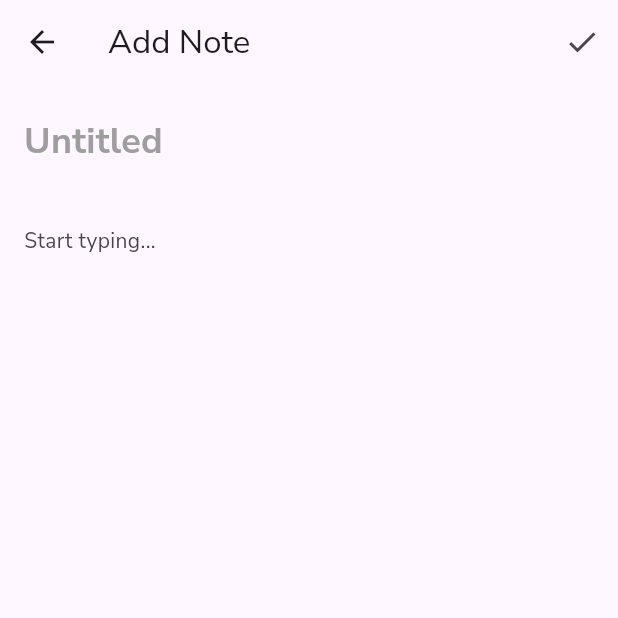
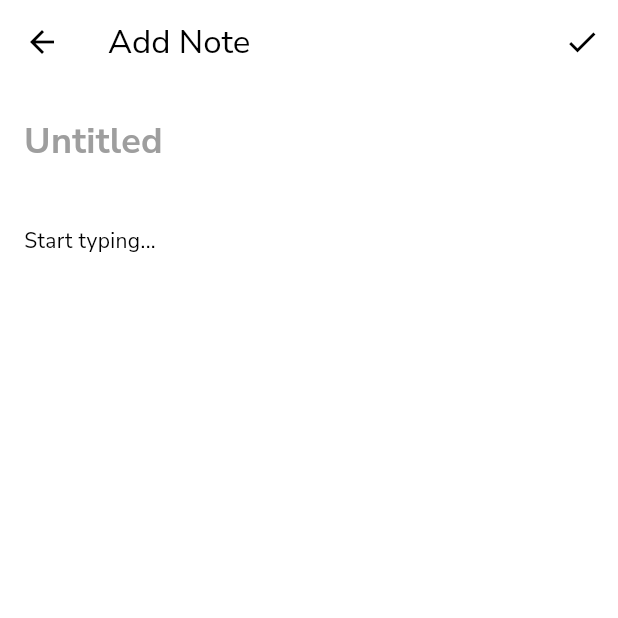
Before and after one commit to uzifauzi/Notes-App, a Flutter app: the screen it shows after launch, after a tap on the "add" icon, on a phone screen of 412 x 824 dp, the top half of it. Run offline on Flutter 3.47's test engine with Material 3 defaults, Android fonts, the phone set to English and light mode, and no system bars; our stand-ins replace flutter_riverpod, go_router, google_fonts, hive, hive_flutter; accounts and stored records are empty.

Commit message:
feat: setup for dark theme

```diff
--- a/lib/main.dart
+++ b/lib/main.dart
@@ -1,7 +1,7 @@
 import 'package:flutter/material.dart';
 import 'package:flutter_riverpod/flutter_riverpod.dart';
 import 'package:notes_app/routes/router.dart';
-import 'package:notes_app/themes/text_theme.dart';
+import 'package:notes_app/themes/theme.dart';
 
 import 'services/note_boxes.dart';
 
@@ -19,11 +19,8 @@ class MyApp extends StatelessWidget {
     return MaterialApp.router(
       routerConfig: router,
       title: 'Notely',
-      theme: ThemeData(
-        colorScheme: ColorScheme.fromSeed(seedColor: Colors.deepPurple),
-        useMaterial3: true,
-        textTheme: myTextTheme,
-      ),
+      theme: lightMode,
+      darkTheme: darkMode,
     );
   }
 }
--- a/lib/screens/home_page.dart
+++ b/lib/screens/home_page.dart
@@ -18,7 +18,7 @@ class HomePage extends ConsumerWidget {
         FocusScope.of(context).unfocus();
       },
       child: Scaffold(
-        backgroundColor: Colors.white,
+        backgroundColor: Theme.of(context).colorScheme.primary,
         appBar: AppBar(
           title:
               Text('Notely', style: Theme.of(context).textTheme.headlineMedium),
--- /dev/null
+++ b/lib/themes/theme.dart
@@ -0,0 +1,23 @@
+import 'package:flutter/material.dart';
+import 'package:notes_app/themes/text_theme.dart';
+
+const Color lightPrimaryColor = Color(0xFFFFFFFF);
+const Color darkPrimaryColor = Color(0xFF231717);
+
+ThemeData lightMode = ThemeData(
+  brightness: Brightness.light,
+  colorScheme: const ColorScheme.light(
+    primary: lightPrimaryColor,
+    surface: lightPrimaryColor,
+  ),
+  textTheme: myTextTheme,
+);
+
+ThemeData darkMode = ThemeData(
+  brightness: Brightness.dark,
+  colorScheme: const ColorScheme.dark(
+    primary: darkPrimaryColor,
+    surface: darkPrimaryColor,
+  ),
+  textTheme: myTextTheme,
+);
```
